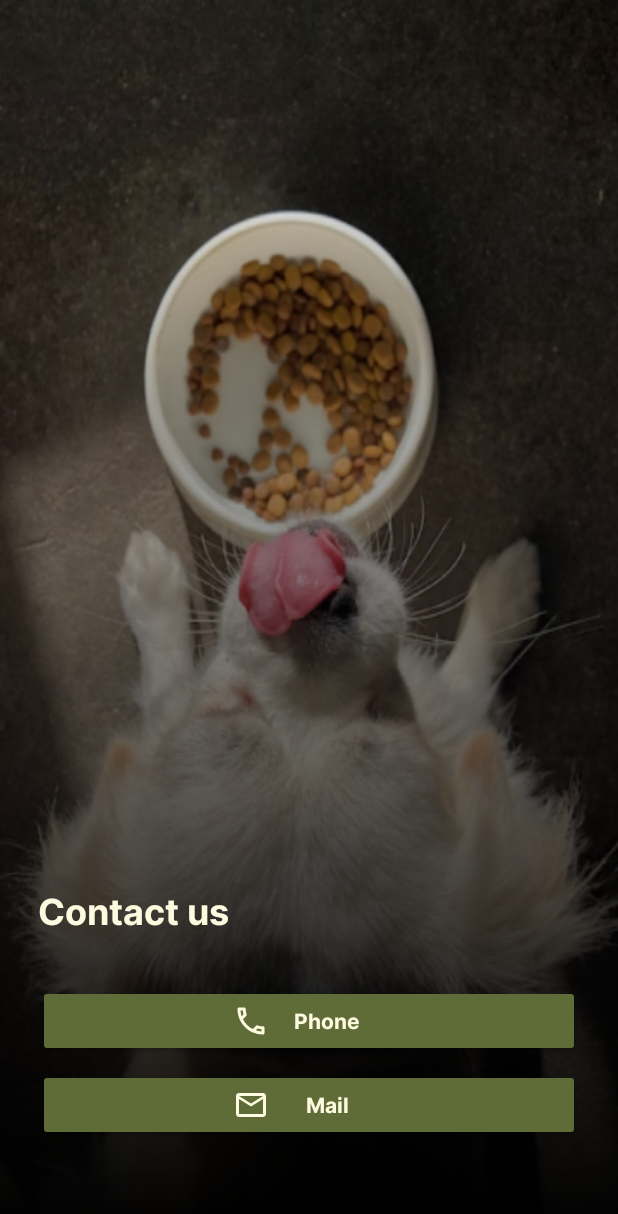
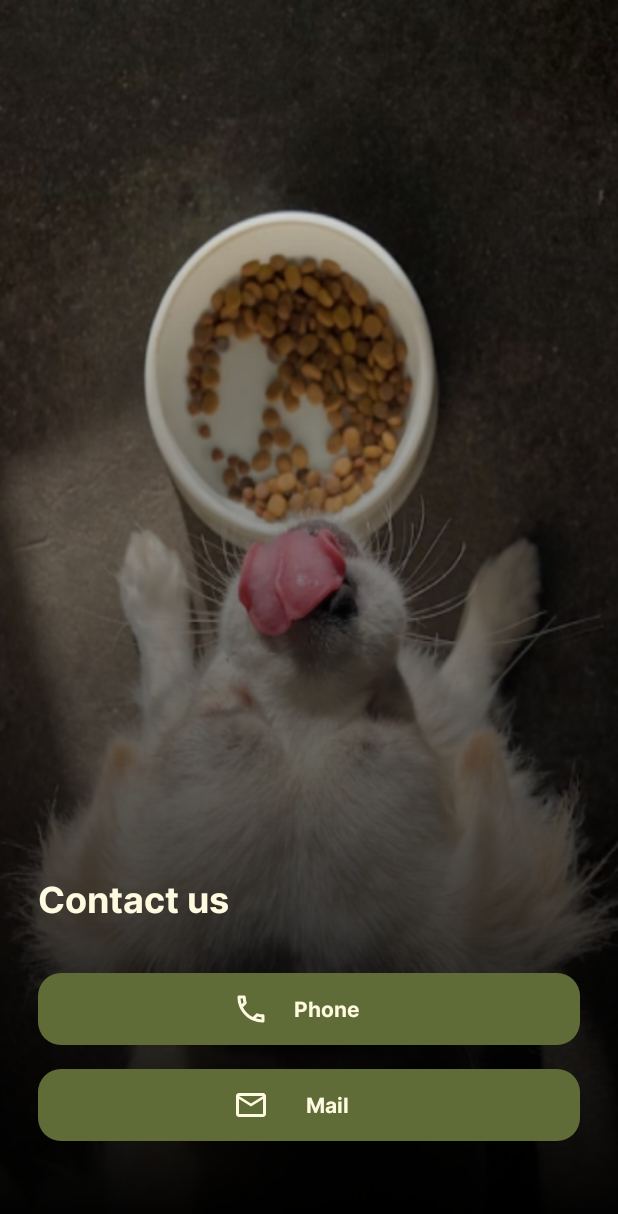
Before and after one commit to AlphaByte-RedTeam/cutiepaw, an Android app: the ContactActivity screen opened directly, with no data from a screen before it, on a phone screen of 412 x 824 dp. Shown: the top 1214 px of the screen. Run offline under Robolectric (Android 15) with nearby library versions, the phone set to English and light mode, and no system bars.

Commit message:
style(ui): update layout

```diff
--- a/app/src/main/res/layout/activity_contact.xml
+++ b/app/src/main/res/layout/activity_contact.xml
@@ -47,6 +47,7 @@
                 android:layout_width="match_parent"
                 android:layout_height="wrap_content"
                 android:layout_gravity="center_horizontal"
+                android:background="@drawable/button_corner_radius"
                 android:backgroundTint="@color/dark_olive_green"
                 android:drawableLeft="@drawable/ic_outline_phone_24"
                 android:fontFamily="@font/inter_bold"
@@ -59,12 +60,13 @@
 
             <Space
                 android:layout_width="match_parent"
-                android:layout_height="8dp" />
+                android:layout_height="16dp" />
 
             <Button
                 android:id="@+id/btnMail"
                 android:layout_width="match_parent"
                 android:layout_height="wrap_content"
+                android:background="@drawable/button_corner_radius"
                 android:backgroundTint="@color/dark_olive_green"
                 android:drawableLeft="@drawable/ic_outline_email_24"
                 android:fontFamily="@font/inter_bold"
```
